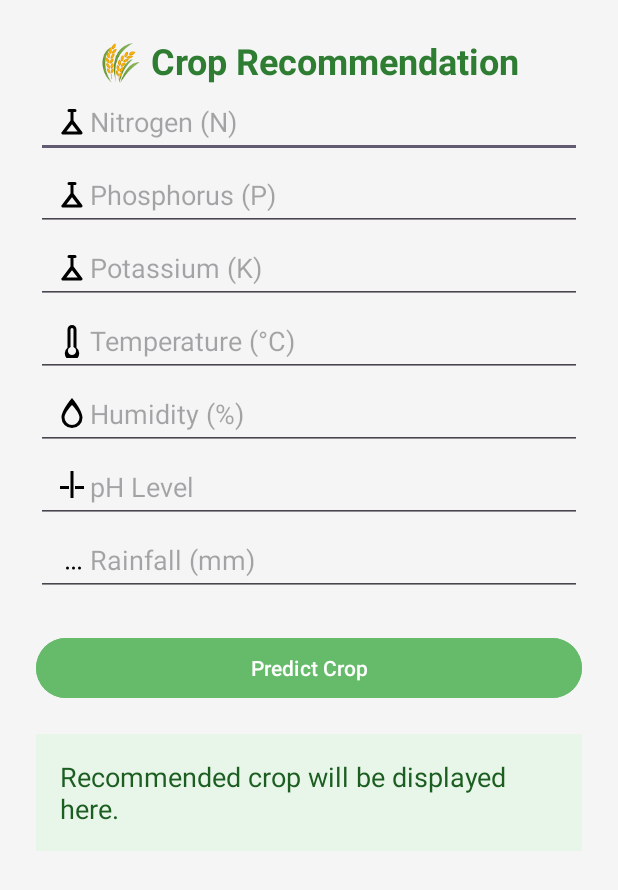
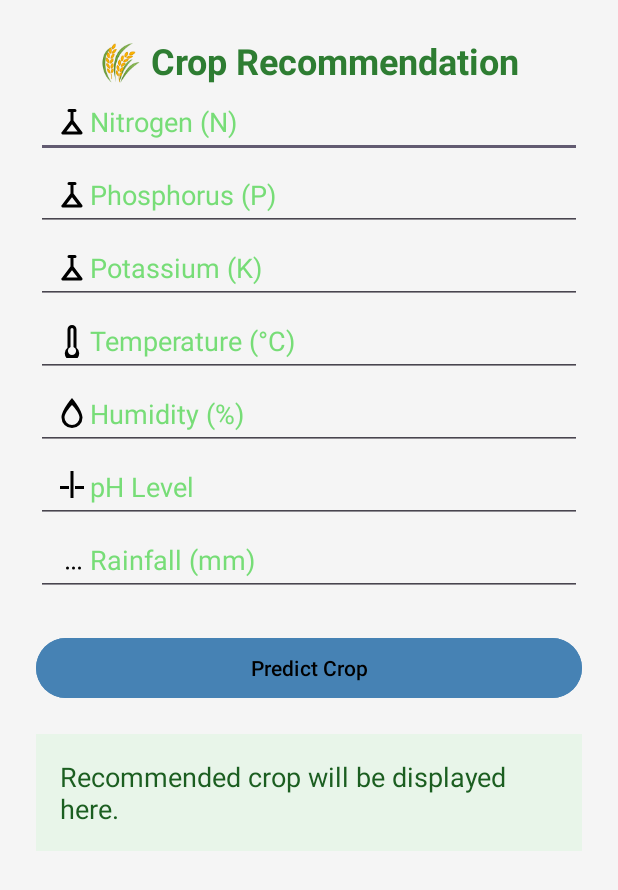
Before and after one commit to sumiNoob123/android_project, an Android app: the MainActivity2 screen opened directly, with no data from a screen before it, on a phone screen of 412 x 824 dp. Shown: the top 890 px of the screen. Run offline under Robolectric (Android 15) with nearby library versions, the phone set to English and light mode, and no system bars; libraries missing offline, so code that uses them is left out: com.chaquo.python; 3 statements that could not run were skipped.

Commit message:
color change

```diff
--- a/app/src/main/res/layout/activity_main2.xml
+++ b/app/src/main/res/layout/activity_main2.xml
@@ -34,7 +34,9 @@
                 android:hint="Nitrogen (N)"
                 android:inputType="numberDecimal"
                 android:drawableStart="@drawable/ic_science"
-                android:padding="12dp" />
+                android:padding="12dp"
+                android:textColor="#80000000"
+                android:textColorHint="#77DD77"/>
 
             <EditText
                 android:id="@+id/phosphorusinput"
@@ -43,7 +45,9 @@
                 android:hint="Phosphorus (P)"
                 android:inputType="numberDecimal"
                 android:drawableStart="@drawable/ic_science"
-                android:padding="12dp" />
+                android:padding="12dp"
+                android:textColor="#80000000"
+                android:textColorHint="#77DD77"/>
 
             <EditText
                 android:id="@+id/potassiuminput"
@@ -52,7 +56,9 @@
                 android:hint="Potassium (K)"
                 android:inputType="numberDecimal"
                 android:drawableStart="@drawable/ic_science"
-                android:padding="12dp" />
+                android:padding="12dp"
+                android:textColor="#80000000"
+                android:textColorHint="#77DD77"/>
 
             <EditText
                 android:id="@+id/tempinput"
@@ -61,7 +67,9 @@
                 android:hint="Temperature (°C)"
                 android:inputType="numberDecimal"
                 android:drawableStart="@drawable/ic_thermostat"
-                android:padding="12dp" />
+                android:padding="12dp"
+                android:textColor="#80000000"
+                android:textColorHint="#77DD77"/>
 
             <EditText
                 android:id="@+id/humidityinput"
@@ -70,7 +78,9 @@
                 android:hint="Humidity (%)"
                 android:inputType="numberDecimal"
                 android:drawableStart="@drawable/ic_water_drop"
-                android:padding="12dp" />
+                android:padding="12dp"
+                android:textColor="#80000000"
+                android:textColorHint="#77DD77"/>
 
             <EditText
                 android:id="@+id/pHinput"
@@ -79,7 +89,9 @@
                 android:hint="pH Level"
                 android:inputType="numberDecimal"
                 android:drawableStart="@drawable/ic_ph"
-                android:padding="12dp" />
+                android:padding="12dp"
+                android:textColor="#80000000"
+                android:textColorHint="#77DD77"/>
 
             <EditText
                 android:id="@+id/raininput"
@@ -88,7 +100,9 @@
                 android:hint="Rainfall (mm)"
                 android:inputType="numberDecimal"
                 android:drawableStart="@drawable/ic_rain"
-                android:padding="12dp" />
+                android:padding="12dp"
+                android:textColor="#80000000"
+                android:textColorHint="#77DD77"/>
 
             <!-- Predict Button -->
             <Button
@@ -97,8 +111,8 @@
                 android:layout_height="wrap_content"
                 android:text="Predict Crop"
                 android:layout_marginTop="24dp"
-                android:backgroundTint="#66BB6A"
-                android:textColor="#FFF" />
+                android:backgroundTint="#4682B4"
+                android:textColor="@color/black" />
 
             <!-- Result Display -->
             <TextView
```
Also changed, not shown: app/src/main/ic_launcher-playstore.png, app/src/main/res/mipmap-hdpi/ic_launcher.webp, app/src/main/res/mipmap-hdpi/ic_launcher_foreground.webp, app/src/main/res/mipmap-hdpi/ic_launcher_round.webp, app/src/main/res/mipmap-mdpi/ic_launcher.webp, app/src/main/res/mipmap-mdpi/ic_launcher_foreground.webp, app/src/main/res/mipmap-mdpi/ic_launcher_round.webp, app/src/main/res/mipmap-xhdpi/ic_launcher.webp, app/src/main/res/mipmap-xhdpi/ic_launcher_foreground.webp, app/src/main/res/mipmap-xhdpi/ic_launcher_round.webp, app/src/main/res/mipmap-xxhdpi/ic_launcher.webp, app/src/main/res/mipmap-xxhdpi/ic_launcher_foreground.webp, app/src/main/res/mipmap-xxhdpi/ic_launcher_round.webp, app/src/main/res/mipmap-xxxhdpi/ic_launcher.webp, 2 more files.
